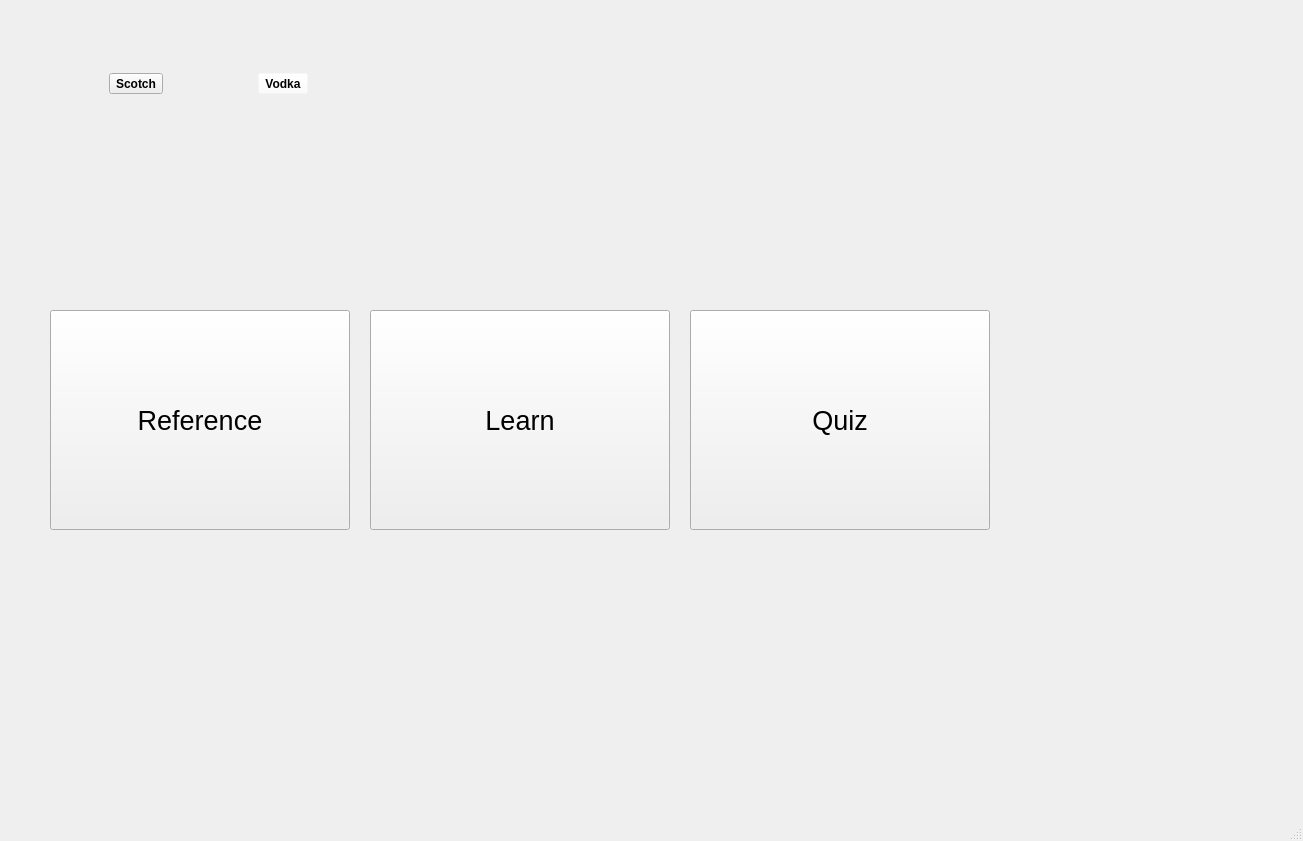
Before: the Qt Designer form mainwindow.ui in davidclark495/Bartending-Sim-Mirror, drawn with Qt 5.
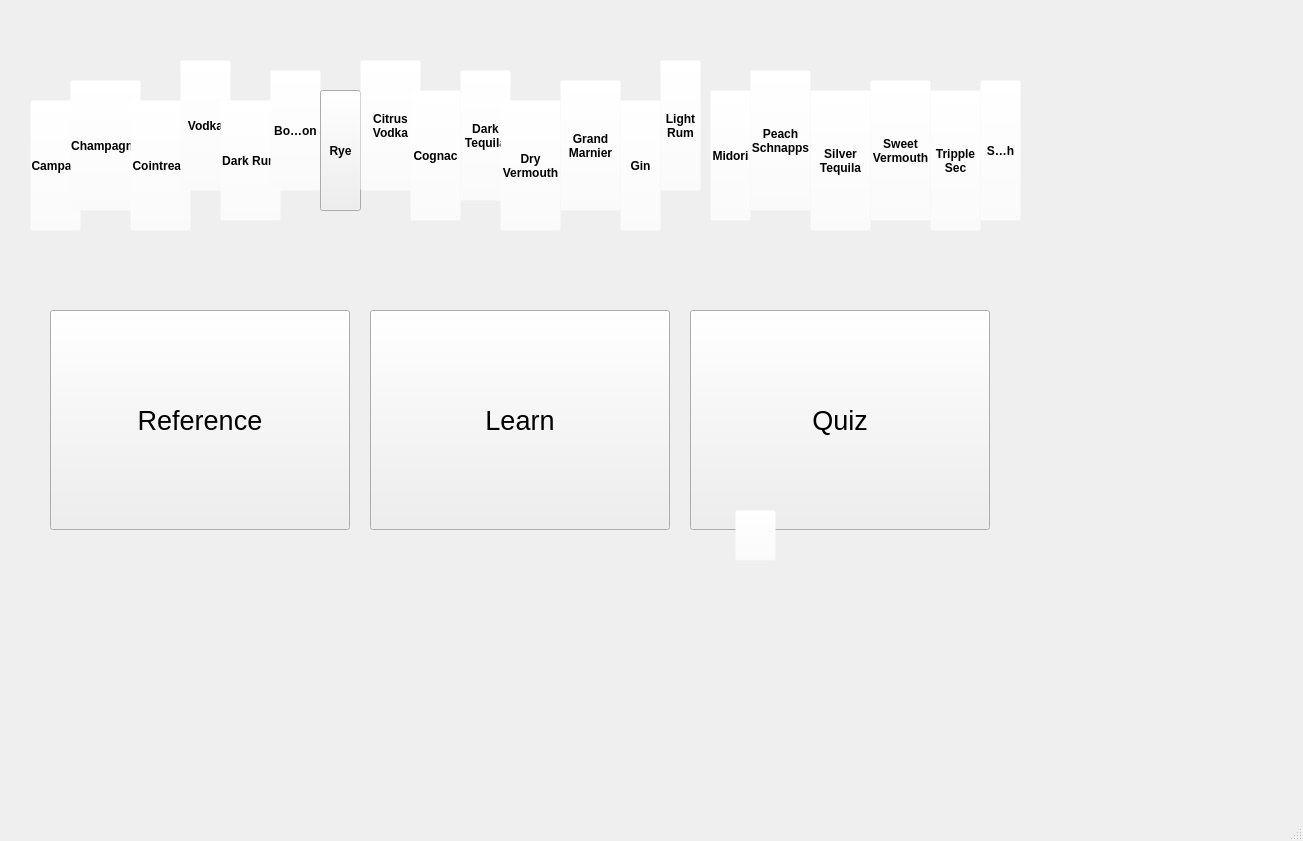
After: the same form once the commit is applied. Icons and pictures are not drawn.

Commit message: Added all the liquor bottle buttons.

Diff of the .ui file:
```diff
--- a/mainwindow.ui
+++ b/mainwindow.ui
@@ -23,86 +23,6 @@
    <enum>Qt::ToolButtonFollowStyle</enum>
   </property>
   <widget class="QWidget" name="centralwidget">
-   <widget class="QWidget" name="horizontalLayoutWidget">
-    <property name="geometry">
-     <rect>
-      <x>20</x>
-      <y>20</y>
-      <width>377</width>
-      <height>127</height>
-     </rect>
-    </property>
-    <layout class="QHBoxLayout" name="bottlesLayout">
-     <item>
-      <widget class="QToolButton" name="scotchButton">
-       <property name="font">
-        <font>
-         <weight>75</weight>
-         <bold>true</bold>
-        </font>
-       </property>
-       <property name="autoFillBackground">
-        <bool>false</bool>
-       </property>
-       <property name="styleSheet">
-        <string notr="true">background-color: rgba(255, 255, 255, 0);
-QTextEdit { background-position: top center }</string>
-       </property>
-       <property name="text">
-        <string>Scotch</string>
-       </property>
-       <property name="icon">
-        <iconset resource="Resources.qrc">
-         <normaloff>:/Images/ScotchImage.png</normaloff>:/Images/ScotchImage.png</iconset>
-       </property>
-       <property name="iconSize">
-        <size>
-         <width>150</width>
-         <height>100</height>
-        </size>
-       </property>
-       <property name="toolButtonStyle">
-        <enum>Qt::ToolButtonTextUnderIcon</enum>
-       </property>
-       <property name="autoRaise">
-        <bool>false</bool>
-       </property>
-      </widget>
-     </item>
-     <item>
-      <widget class="QToolButton" name="vodkaButton">
-       <property name="font">
-        <font>
-         <weight>75</weight>
-         <bold>true</bold>
-        </font>
-       </property>
-       <property name="autoFillBackground">
-        <bool>false</bool>
-       </property>
-       <property name="styleSheet">
-        <string notr="true">background-color: rgba(255, 255, 255, 0);</string>
-       </property>
-       <property name="text">
-        <string>Vodka</string>
-       </property>
-       <property name="icon">
-        <iconset resource="Resources.qrc">
-         <normaloff>:/Images/ScotchImage.png</normaloff>:/Images/ScotchImage.png</iconset>
-       </property>
-       <property name="iconSize">
-        <size>
-         <width>150</width>
-         <height>100</height>
-        </size>
-       </property>
-       <property name="toolButtonStyle">
-        <enum>Qt::ToolButtonTextUnderIcon</enum>
-       </property>
-      </widget>
-     </item>
-    </layout>
-   </widget>
    <widget class="QLabel" name="backgroundLabel">
     <property name="geometry">
      <rect>
@@ -212,11 +132,902 @@
      <enum>Qt::ToolButtonTextUnderIcon</enum>
     </property>
    </widget>
-   <zorder>backgroundLabel</zorder>
-   <zorder>horizontalLayoutWidget</zorder>
-   <zorder>referenceButton</zorder>
-   <zorder>teachButton</zorder>
+   <widget class="QToolButton" name="bourbonButton">
+    <property name="geometry">
+     <rect>
+      <x>270</x>
+      <y>70</y>
+      <width>51</width>
+      <height>121</height>
+     </rect>
+    </property>
+    <property name="font">
+     <font>
+      <weight>75</weight>
+      <bold>true</bold>
+     </font>
+    </property>
+    <property name="cursor">
+     <cursorShape>OpenHandCursor</cursorShape>
+    </property>
+    <property name="autoFillBackground">
+     <bool>false</bool>
+    </property>
+    <property name="styleSheet">
+     <string notr="true">background-color: rgba(255, 255, 255, 0);</string>
+    </property>
+    <property name="text">
+     <string>Bourbon</string>
+    </property>
+    <property name="icon">
+     <iconset resource="Resources.qrc">
+      <normaloff>:/Images/Bourbon.png</normaloff>:/Images/Bourbon.png</iconset>
+    </property>
+    <property name="iconSize">
+     <size>
+      <width>150</width>
+      <height>100</height>
+     </size>
+    </property>
+    <property name="toolButtonStyle">
+     <enum>Qt::ToolButtonTextUnderIcon</enum>
+    </property>
+   </widget>
+   <widget class="QToolButton" name="campariButton">
+    <property name="geometry">
+     <rect>
+      <x>30</x>
+      <y>100</y>
+      <width>51</width>
+      <height>131</height>
+     </rect>
+    </property>
+    <property name="font">
+     <font>
+      <weight>75</weight>
+      <bold>true</bold>
+     </font>
+    </property>
+    <property name="cursor">
+     <cursorShape>OpenHandCursor</cursorShape>
+    </property>
+    <property name="autoFillBackground">
+     <bool>false</bool>
+    </property>
+    <property name="styleSheet">
+     <string notr="true">background-color: rgba(255, 255, 255, 0);</string>
+    </property>
+    <property name="text">
+     <string>Campari</string>
+    </property>
+    <property name="icon">
+     <iconset resource="Resources.qrc">
+      <normaloff>:/Images/Campari.png</normaloff>:/Images/Campari.png</iconset>
+    </property>
+    <property name="iconSize">
+     <size>
+      <width>150</width>
+      <height>100</height>
+     </size>
+    </property>
+    <property name="toolButtonStyle">
+     <enum>Qt::ToolButtonTextUnderIcon</enum>
+    </property>
+   </widget>
+   <widget class="QToolButton" name="cognacButton">
+    <property name="geometry">
+     <rect>
+      <x>410</x>
+      <y>90</y>
+      <width>51</width>
+      <height>131</height>
+     </rect>
+    </property>
+    <property name="font">
+     <font>
+      <weight>75</weight>
+      <bold>true</bold>
+     </font>
+    </property>
+    <property name="cursor">
+     <cursorShape>OpenHandCursor</cursorShape>
+    </property>
+    <property name="autoFillBackground">
+     <bool>false</bool>
+    </property>
+    <property name="styleSheet">
+     <string notr="true">background-color: rgba(255, 255, 255, 0);</string>
+    </property>
+    <property name="text">
+     <string>Cognac</string>
+    </property>
+    <property name="icon">
+     <iconset resource="Resources.qrc">
+      <normaloff>:/Images/Cognac.png</normaloff>:/Images/Cognac.png</iconset>
+    </property>
+    <property name="iconSize">
+     <size>
+      <width>150</width>
+      <height>100</height>
+     </size>
+    </property>
+    <property name="toolButtonStyle">
+     <enum>Qt::ToolButtonTextUnderIcon</enum>
+    </property>
+   </widget>
+   <widget class="QToolButton" name="cointreauButton">
+    <property name="geometry">
+     <rect>
+      <x>130</x>
+      <y>100</y>
+      <width>61</width>
+      <height>131</height>
+     </rect>
+    </property>
+    <property name="font">
+     <font>
+      <weight>75</weight>
+      <bold>true</bold>
+     </font>
+    </property>
+    <property name="cursor">
+     <cursorShape>OpenHandCursor</cursorShape>
+    </property>
+    <property name="autoFillBackground">
+     <bool>false</bool>
+    </property>
+    <property name="styleSheet">
+     <string notr="true">background-color: rgba(255, 255, 255, 0);</string>
+    </property>
+    <property name="text">
+     <string>Cointreau</string>
+    </property>
+    <property name="icon">
+     <iconset resource="Resources.qrc">
+      <normaloff>:/Images/Cointreau.png</normaloff>:/Images/Cointreau.png</iconset>
+    </property>
+    <property name="iconSize">
+     <size>
+      <width>150</width>
+      <height>100</height>
+     </size>
+    </property>
+    <property name="toolButtonStyle">
+     <enum>Qt::ToolButtonTextUnderIcon</enum>
+    </property>
+   </widget>
+   <widget class="QToolButton" name="vodkaButton">
+    <property name="geometry">
+     <rect>
+      <x>180</x>
+      <y>60</y>
+      <width>51</width>
+      <height>131</height>
+     </rect>
+    </property>
+    <property name="font">
+     <font>
+      <weight>75</weight>
+      <bold>true</bold>
+     </font>
+    </property>
+    <property name="cursor">
+     <cursorShape>OpenHandCursor</cursorShape>
+    </property>
+    <property name="autoFillBackground">
+     <bool>false</bool>
+    </property>
+    <property name="styleSheet">
+     <string notr="true">background-color: rgba(255, 255, 255, 0);</string>
+    </property>
+    <property name="text">
+     <string>Vodka</string>
+    </property>
+    <property name="icon">
+     <iconset resource="Resources.qrc">
+      <normaloff>:/Images/Vodka.png</normaloff>:/Images/Vodka.png</iconset>
+    </property>
+    <property name="iconSize">
+     <size>
+      <width>150</width>
+      <height>100</height>
+     </size>
+    </property>
+    <property name="toolButtonStyle">
+     <enum>Qt::ToolButtonTextUnderIcon</enum>
+    </property>
+   </widget>
+   <widget class="QToolButton" name="citrusVodkaButton">
+    <property name="geometry">
+     <rect>
+      <x>360</x>
+      <y>60</y>
+      <width>61</width>
+      <height>131</height>
+     </rect>
+    </property>
+    <property name="font">
+     <font>
+      <weight>75</weight>
+      <bold>true</bold>
+     </font>
+    </property>
+    <property name="cursor">
+     <cursorShape>OpenHandCursor</cursorShape>
+    </property>
+    <property name="autoFillBackground">
+     <bool>false</bool>
+    </property>
+    <property name="styleSheet">
+     <string notr="true">background-color: rgba(255, 255, 255, 0);</string>
+    </property>
+    <property name="text">
+     <string>Citrus
+Vodka</string>
+    </property>
+    <property name="icon">
+     <iconset resource="Resources.qrc">
+      <normaloff>:/Images/CitrusVodka.png</normaloff>:/Images/CitrusVodka.png</iconset>
+    </property>
+    <property name="iconSize">
+     <size>
+      <width>150</width>
+      <height>100</height>
+     </size>
+    </property>
+    <property name="toolButtonStyle">
+     <enum>Qt::ToolButtonTextUnderIcon</enum>
+    </property>
+   </widget>
+   <widget class="QToolButton" name="ryeButton">
+    <property name="geometry">
+     <rect>
+      <x>320</x>
+      <y>90</y>
+      <width>41</width>
+      <height>121</height>
+     </rect>
+    </property>
+    <property name="font">
+     <font>
+      <weight>75</weight>
+      <bold>true</bold>
+     </font>
+    </property>
+    <property name="cursor">
+     <cursorShape>OpenHandCursor</cursorShape>
+    </property>
+    <property name="autoFillBackground">
+     <bool>false</bool>
+    </property>
+    <property name="styleSheet">
+     <string notr="true">background-color: rgba(255, 255, 255, 0);
+QTextEdit { background-position: top center }</string>
+    </property>
+    <property name="text">
+     <string>Rye</string>
+    </property>
+    <property name="icon">
+     <iconset resource="Resources.qrc">
+      <normaloff>:/Images/RyeWhiskey.png</normaloff>:/Images/RyeWhiskey.png</iconset>
+    </property>
+    <property name="iconSize">
+     <size>
+      <width>150</width>
+      <height>100</height>
+     </size>
+    </property>
+    <property name="toolButtonStyle">
+     <enum>Qt::ToolButtonTextUnderIcon</enum>
+    </property>
+    <property name="autoRaise">
+     <bool>false</bool>
+    </property>
+   </widget>
+   <widget class="QToolButton" name="champagneButton">
+    <property name="geometry">
+     <rect>
+      <x>70</x>
+      <y>80</y>
+      <width>71</width>
+      <height>131</height>
+     </rect>
+    </property>
+    <property name="font">
+     <font>
+      <weight>75</weight>
+      <bold>true</bold>
+     </font>
+    </property>
+    <property name="cursor">
+     <cursorShape>OpenHandCursor</cursorShape>
+    </property>
+    <property name="autoFillBackground">
+     <bool>false</bool>
+    </property>
+    <property name="styleSheet">
+     <string notr="true">background-color: rgba(255, 255, 255, 0);</string>
+    </property>
+    <property name="text">
+     <string>Champagne</string>
+    </property>
+    <property name="icon">
+     <iconset resource="Resources.qrc">
+      <normaloff>:/Images/Champagne.png</normaloff>:/Images/Champagne.png</iconset>
+    </property>
+    <property name="iconSize">
+     <size>
+      <width>150</width>
+      <height>100</height>
+     </size>
+    </property>
+    <property name="toolButtonStyle">
+     <enum>Qt::ToolButtonTextUnderIcon</enum>
+    </property>
+   </widget>
+   <widget class="QToolButton" name="darkRumButton">
+    <property name="geometry">
+     <rect>
+      <x>220</x>
+      <y>100</y>
+      <width>61</width>
+      <height>121</height>
+     </rect>
+    </property>
+    <property name="font">
+     <font>
+      <weight>75</weight>
+      <bold>true</bold>
+     </font>
+    </property>
+    <property name="cursor">
+     <cursorShape>OpenHandCursor</cursorShape>
+    </property>
+    <property name="autoFillBackground">
+     <bool>false</bool>
+    </property>
+    <property name="styleSheet">
+     <string notr="true">background-color: rgba(255, 255, 255, 0);</string>
+    </property>
+    <property name="text">
+     <string>Dark Rum</string>
+    </property>
+    <property name="icon">
+     <iconset resource="Resources.qrc">
+      <normaloff>:/Images/DarkRum.png</normaloff>:/Images/DarkRum.png</iconset>
+    </property>
+    <property name="iconSize">
+     <size>
+      <width>150</width>
+      <height>100</height>
+     </size>
+    </property>
+    <property name="toolButtonStyle">
+     <enum>Qt::ToolButtonTextUnderIcon</enum>
+    </property>
+   </widget>
+   <widget class="QToolButton" name="darkTequilaButton">
+    <property name="geometry">
+     <rect>
+      <x>460</x>
+      <y>70</y>
+      <width>51</width>
+      <height>131</height>
+     </rect>
+    </property>
+    <property name="font">
+     <font>
+      <weight>75</weight>
+      <bold>true</bold>
+     </font>
+    </property>
+    <property name="cursor">
+     <cursorShape>OpenHandCursor</cursorShape>
+    </property>
+    <property name="autoFillBackground">
+     <bool>false</bool>
+    </property>
+    <property name="styleSheet">
+     <string notr="true">background-color: rgba(255, 255, 255, 0);</string>
+    </property>
+    <property name="text">
+     <string>Dark
+Tequila</string>
+    </property>
+    <property name="icon">
+     <iconset resource="Resources.qrc">
+      <normaloff>:/Images/DarkTequila.png</normaloff>:/Images/DarkTequila.png</iconset>
+    </property>
+    <property name="iconSize">
+     <size>
+      <width>150</width>
+      <height>100</height>
+     </size>
+    </property>
+    <property name="toolButtonStyle">
+     <enum>Qt::ToolButtonTextUnderIcon</enum>
+    </property>
+   </widget>
+   <widget class="QToolButton" name="dryVermouthButton">
+    <property name="geometry">
+     <rect>
+      <x>500</x>
+      <y>100</y>
+      <width>61</width>
+      <height>131</height>
+     </rect>
+    </property>
+    <property name="font">
+     <font>
+      <weight>75</weight>
+      <bold>true</bold>
+     </font>
+    </property>
+    <property name="cursor">
+     <cursorShape>OpenHandCursor</cursorShape>
+    </property>
+    <property name="autoFillBackground">
+     <bool>false</bool>
+    </property>
+    <property name="styleSheet">
+     <string notr="true">background-color: rgba(255, 255, 255, 0);</string>
+    </property>
+    <property name="text">
+     <string>Dry
+Vermouth</string>
+    </property>
+    <property name="icon">
+     <iconset resource="Resources.qrc">
+      <normaloff>:/Images/DryVermouth.png</normaloff>:/Images/DryVermouth.png</iconset>
+    </property>
+    <property name="iconSize">
+     <size>
+      <width>150</width>
+      <height>100</height>
+     </size>
+    </property>
+    <property name="toolButtonStyle">
+     <enum>Qt::ToolButtonTextUnderIcon</enum>
+    </property>
+   </widget>
+   <widget class="QToolButton" name="grandMarnierButton">
+    <property name="geometry">
+     <rect>
+      <x>560</x>
+      <y>80</y>
+      <width>61</width>
+      <height>131</height>
+     </rect>
+    </property>
+    <property name="font">
+     <font>
+      <weight>75</weight>
+      <bold>true</bold>
+     </font>
+    </property>
+    <property name="cursor">
+     <cursorShape>OpenHandCursor</cursorShape>
+    </property>
+    <property name="autoFillBackground">
+     <bool>false</bool>
+    </property>
+    <property name="styleSheet">
+     <string notr="true">background-color: rgba(255, 255, 255, 0);</string>
+    </property>
+    <property name="text">
+     <string>Grand
+Marnier</string>
+    </property>
+    <property name="icon">
+     <iconset resource="Resources.qrc">
+      <normaloff>:/Images/GrandMarnier.png</normaloff>:/Images/GrandMarnier.png</iconset>
+    </property>
+    <property name="iconSize">
+     <size>
+      <width>150</width>
+      <height>100</height>
+     </size>
+    </property>
+    <property name="toolButtonStyle">
+     <enum>Qt::ToolButtonTextUnderIcon</enum>
+    </property>
+   </widget>
+   <widget class="QToolButton" name="ginButton">
+    <property name="geometry">
+     <rect>
+      <x>620</x>
+      <y>100</y>
+      <width>41</width>
+      <height>131</height>
+     </rect>
+    </property>
+    <property name="font">
+     <font>
+      <weight>75</weight>
+      <bold>true</bold>
+     </font>
+    </property>
+    <property name="cursor">
+     <cursorShape>OpenHandCursor</cursorShape>
+    </property>
+    <property name="autoFillBackground">
+     <bool>false</bool>
+    </property>
+    <property name="styleSheet">
+     <string notr="true">background-color: rgba(255, 255, 255, 0);</string>
+    </property>
+    <property name="text">
+     <string>Gin</string>
+    </property>
+    <property name="icon">
+     <iconset resource="Resources.qrc">
+      <normaloff>:/Images/Gin.png</normaloff>:/Images/Gin.png</iconset>
+    </property>
+    <property name="iconSize">
+     <size>
+      <width>150</width>
+      <height>100</height>
+     </size>
+    </property>
+    <property name="toolButtonStyle">
+     <enum>Qt::ToolButtonTextUnderIcon</enum>
+    </property>
+   </widget>
+   <widget class="QToolButton" name="lightRumButton">
+    <property name="geometry">
+     <rect>
+      <x>660</x>
+      <y>60</y>
+      <width>41</width>
+      <height>131</height>
+     </rect>
+    </property>
+    <property name="font">
+     <font>
+      <weight>75</weight>
+      <bold>true</bold>
+     </font>
+    </property>
+    <property name="cursor">
+     <cursorShape>OpenHandCursor</cursorShape>
+    </property>
+    <property name="autoFillBackground">
+     <bool>false</bool>
+    </property>
+    <property name="styleSheet">
+     <string notr="true">background-color: rgba(255, 255, 255, 0);</string>
+    </property>
+    <property name="text">
+     <string>Light
+Rum</string>
+    </property>
+    <property name="icon">
+     <iconset resource="Resources.qrc">
+      <normaloff>:/Images/LightRum.png</normaloff>:/Images/LightRum.png</iconset>
+    </property>
+    <property name="iconSize">
+     <size>
+      <width>150</width>
+      <height>100</height>
+     </size>
+    </property>
+    <property name="toolButtonStyle">
+     <enum>Qt::ToolButtonTextUnderIcon</enum>
+    </property>
+   </widget>
+   <widget class="QToolButton" name="midoriButton">
+    <property name="geometry">
+     <rect>
+      <x>710</x>
+      <y>90</y>
+      <width>41</width>
+      <height>131</height>
+     </rect>
+    </property>
+    <property name="font">
+     <font>
+      <weight>75</weight>
+      <bold>true</bold>
+     </font>
+    </property>
+    <property name="cursor">
+     <cursorShape>OpenHandCursor</cursorShape>
+    </property>
+    <property name="autoFillBackground">
+     <bool>false</bool>
+    </property>
+    <property name="styleSheet">
+     <string notr="true">background-color: rgba(255, 255, 255, 0);</string>
+    </property>
+    <property name="text">
+     <string>Midori</string>
+    </property>
+    <property name="icon">
+     <iconset resource="Resources.qrc">
+      <normaloff>:/Images/Midori.png</normaloff>:/Images/Midori.png</iconset>
+    </property>
+    <property name="iconSize">
+     <size>
+      <width>150</width>
+      <height>100</height>
+     </size>
+    </property>
+    <property name="toolButtonStyle">
+     <enum>Qt::ToolButtonTextUnderIcon</enum>
+    </property>
+   </widget>
+   <widget class="QToolButton" name="peachSchnappsButton">
+    <property name="geometry">
+     <rect>
+      <x>750</x>
+      <y>70</y>
+      <width>61</width>
+      <height>141</height>
+     </rect>
+    </property>
+    <property name="font">
+     <font>
+      <weight>75</weight>
+      <bold>true</bold>
+     </font>
+    </property>
+    <property name="cursor">
+     <cursorShape>OpenHandCursor</cursorShape>
+    </property>
+    <property name="autoFillBackground">
+     <bool>false</bool>
+    </property>
+    <property name="styleSheet">
+     <string notr="true">background-color: rgba(255, 255, 255, 0);</string>
+    </property>
+    <property name="text">
+     <string>Peach
+Schnapps</string>
+    </property>
+    <property name="icon">
+     <iconset resource="Resources.qrc">
+      <normaloff>:/Images/PeachSchnapps.png</normaloff>:/Images/PeachSchnapps.png</iconset>
+    </property>
+    <property name="iconSize">
+     <size>
+      <width>150</width>
+      <height>100</height>
+     </size>
+    </property>
+    <property name="toolButtonStyle">
+     <enum>Qt::ToolButtonTextUnderIcon</enum>
+    </property>
+   </widget>
+   <widget class="QToolButton" name="silverTequilaButton">
+    <property name="geometry">
+     <rect>
+      <x>810</x>
+      <y>90</y>
+      <width>61</width>
+      <height>141</height>
+     </rect>
+    </property>
+    <property name="font">
+     <font>
+      <weight>75</weight>
+      <bold>true</bold>
+     </font>
+    </property>
+    <property name="cursor">
+     <cursorShape>OpenHandCursor</cursorShape>
+    </property>
+    <property name="autoFillBackground">
+     <bool>false</bool>
+    </property>
+    <property name="styleSheet">
+     <string notr="true">background-color: rgba(255, 255, 255, 0);</string>
+    </property>
+    <property name="text">
+     <string>Silver
+Tequila</string>
+    </property>
+    <property name="icon">
+     <iconset resource="Resources.qrc">
+      <normaloff>:/Images/SilverTequila.png</normaloff>:/Images/SilverTequila.png</iconset>
+    </property>
+    <property name="iconSize">
+     <size>
+      <width>150</width>
+      <height>100</height>
+     </size>
+    </property>
+    <property name="toolButtonStyle">
+     <enum>Qt::ToolButtonTextUnderIcon</enum>
+    </property>
+   </widget>
+   <widget class="QToolButton" name="sweetVermouthButton">
+    <property name="geometry">
+     <rect>
+      <x>870</x>
+      <y>80</y>
+      <width>61</width>
+      <height>141</height>
+     </rect>
+    </property>
+    <property name="font">
+     <font>
+      <weight>75</weight>
+      <bold>true</bold>
+     </font>
+    </property>
+    <property name="cursor">
+     <cursorShape>OpenHandCursor</cursorShape>
+    </property>
+    <property name="autoFillBackground">
+     <bool>false</bool>
+    </property>
+    <property name="styleSheet">
+     <string notr="true">background-color: rgba(255, 255, 255, 0);</string>
+    </property>
+    <property name="text">
+     <string>Sweet
+Vermouth</string>
+    </property>
+    <property name="icon">
+     <iconset resource="Resources.qrc">
+      <normaloff>:/Images/SweetVermouth.png</normaloff>:/Images/SweetVermouth.png</iconset>
+    </property>
+    <property name="iconSize">
+     <size>
+      <width>150</width>
+      <height>100</height>
+     </size>
+    </property>
+    <property name="toolButtonStyle">
+     <enum>Qt::ToolButtonTextUnderIcon</enum>
+    </property>
+   </widget>
+   <widget class="QToolButton" name="trippleSecButton">
+    <property name="geometry">
+     <rect>
+      <x>930</x>
+      <y>90</y>
+      <width>51</width>
+      <height>141</height>
+     </rect>
+    </property>
+    <property name="font">
+     <font>
+      <weight>75</weight>
+      <bold>true</bold>
+     </font>
+    </property>
+    <property name="cursor">
+     <cursorShape>OpenHandCursor</cursorShape>
+    </property>
+    <property name="autoFillBackground">
+     <bool>false</bool>
+    </property>
+    <property name="styleSheet">
+     <string notr="true">background-color: rgba(255, 255, 255, 0);</string>
+    </property>
+    <property name="text">
+     <string>Tripple
+Sec</string>
+    </property>
+    <property name="icon">
+     <iconset resource="Resources.qrc">
+      <normaloff>:/Images/TripleSec.png</normaloff>:/Images/TripleSec.png</iconset>
+    </property>
+    <property name="iconSize">
+     <size>
+      <width>150</width>
+      <height>100</height>
+     </size>
+    </property>
+    <property name="toolButtonStyle">
+     <enum>Qt::ToolButtonTextUnderIcon</enum>
+    </property>
+   </widget>
+   <widget class="QToolButton" name="scotchButton">
+    <property name="geometry">
+     <rect>
+      <x>980</x>
+      <y>80</y>
+      <width>41</width>
+      <height>141</height>
+     </rect>
+    </property>
+    <property name="font">
+     <font>
+      <weight>75</weight>
+      <bold>true</bold>
+     </font>
+    </property>
+    <property name="cursor">
+     <cursorShape>OpenHandCursor</cursorShape>
+    </property>
+    <property name="autoFillBackground">
+     <bool>false</bool>
+    </property>
+    <property name="styleSheet">
+     <string notr="true">background-color: rgba(255, 255, 255, 0);</string>
+    </property>
+    <property name="text">
+     <string>Scotch</string>
+    </property>
+    <property name="icon">
+     <iconset resource="Resources.qrc">
+      <normaloff>:/Images/ScotchImage.png</normaloff>:/Images/ScotchImage.png</iconset>
+    </property>
+    <property name="iconSize">
+     <size>
+      <width>150</width>
+      <height>100</height>
+     </size>
+    </property>
+    <property name="toolButtonStyle">
+     <enum>Qt::ToolButtonTextUnderIcon</enum>
+    </property>
+   </widget>
+   <widget class="QToolButton" name="tumblerButton">
+    <property name="geometry">
+     <rect>
+      <x>735</x>
+      <y>510</y>
+      <width>41</width>
+      <height>51</height>
+     </rect>
+    </property>
+    <property name="font">
+     <font>
+      <weight>75</weight>
+      <bold>true</bold>
+     </font>
+    </property>
+    <property name="cursor">
+     <cursorShape>OpenHandCursor</cursorShape>
+    </property>
+    <property name="autoFillBackground">
+     <bool>false</bool>
+    </property>
+    <property name="styleSheet">
+     <string notr="true">background-color: rgba(255, 255, 255, 0);</string>
+    </property>
+    <property name="icon">
+     <iconset resource="Resources.qrc">
+      <normaloff>:/Images/TumblerGlass.png</normaloff>:/Images/TumblerGlass.png</iconset>
+    </property>
+    <property name="iconSize">
+     <size>
+      <width>150</width>
+      <height>100</height>
+     </size>
+    </property>
+    <property name="toolButtonStyle">
+     <enum>Qt::ToolButtonTextUnderIcon</enum>
+    </property>
+   </widget>
    <zorder>quizButton</zorder>
+   <zorder>teachButton</zorder>
+   <zorder>referenceButton</zorder>
+   <zorder>backgroundLabel</zorder>
+   <zorder>campariButton</zorder>
+   <zorder>champagneButton</zorder>
+   <zorder>cointreauButton</zorder>
+   <zorder>vodkaButton</zorder>
+   <zorder>darkRumButton</zorder>
+   <zorder>bourbonButton</zorder>
+   <zorder>ryeButton</zorder>
+   <zorder>citrusVodkaButton</zorder>
+   <zorder>cognacButton</zorder>
+   <zorder>darkTequilaButton</zorder>
+   <zorder>dryVermouthButton</zorder>
+   <zorder>grandMarnierButton</zorder>
+   <zorder>ginButton</zorder>
+   <zorder>lightRumButton</zorder>
+   <zorder>midoriButton</zorder>
+   <zorder>peachSchnappsButton</zorder>
+   <zorder>silverTequilaButton</zorder>
+   <zorder>sweetVermouthButton</zorder>
+   <zorder>trippleSecButton</zorder>
+   <zorder>scotchButton</zorder>
+   <zorder>tumblerButton</zorder>
   </widget>
   <widget class="QMenuBar" name="menubar">
    <property name="geometry">
```
The commit also changes 5 other files.
